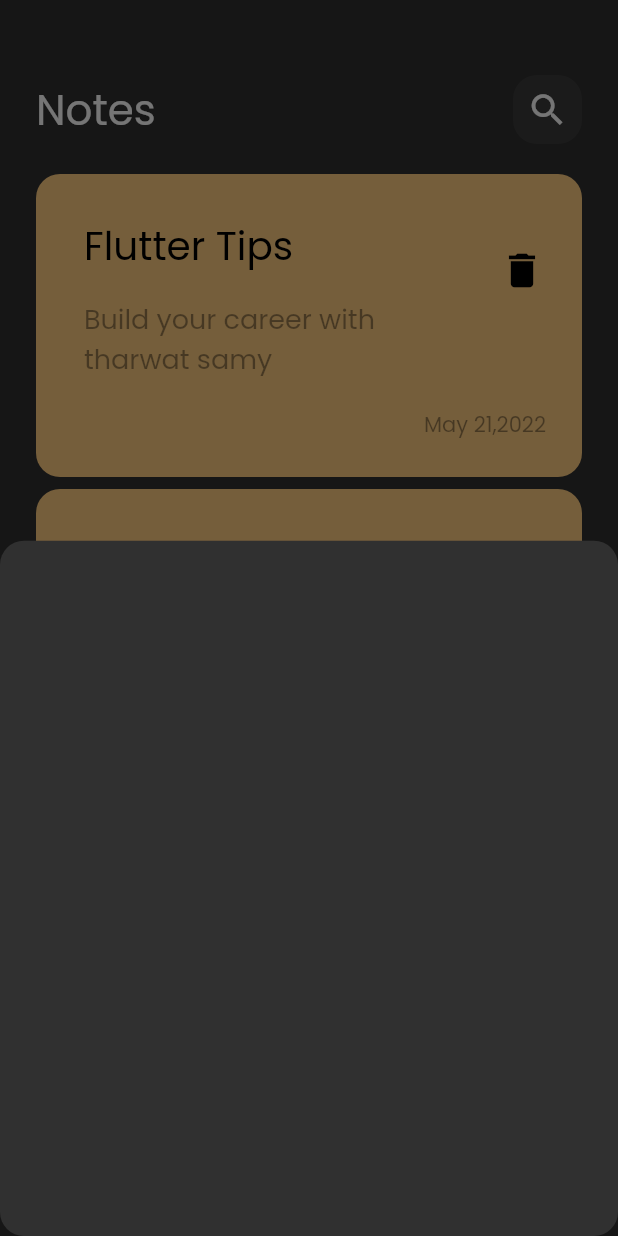
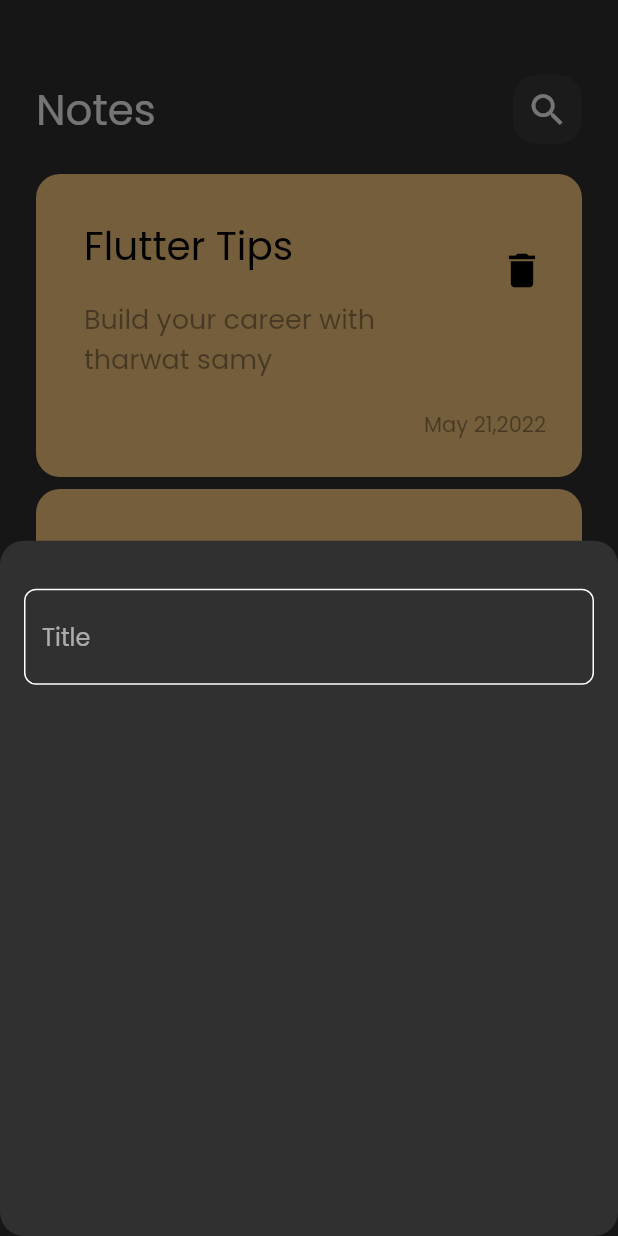
Before and after one commit to hs777it/notes_app, a Flutter app: the screen it shows after launch, after a tap on the "add" icon, on a phone screen of 412 x 824 dp. Run offline on Flutter 3.47's test engine with Material 2 defaults, Android fonts, the phone set to English and light mode, and no system bars.

Commit message:
pp-create custom text field

```diff
--- /dev/null
+++ b/lib/constants.dart
@@ -0,0 +1,3 @@
+import 'package:flutter/animation.dart';
+
+const kPrimaryColor =  Color(0xff62FCD7);
--- a/lib/views/widgets/add_note_bottom_sheet.dart
+++ b/lib/views/widgets/add_note_bottom_sheet.dart
@@ -1,10 +1,21 @@
 import 'package:flutter/material.dart';
+import 'package:notes_app/views/widgets/custom_text_field.dart';
 
 class AddNoteBottomSheet extends StatelessWidget {
   const AddNoteBottomSheet({Key? key}) : super(key: key);
 
   @override
   Widget build(BuildContext context) {
-    return Container();
+    return Padding(
+      padding: const EdgeInsets.symmetric(horizontal: 16),
+      child: Column(
+        children: [
+          SizedBox(
+            height: 32,
+          ),
+          CustomTextField(),
+        ],
+      ),
+    );
   }
 }
--- /dev/null
+++ b/lib/views/widgets/custom_text_field.dart
@@ -0,0 +1,31 @@
+import 'package:flutter/material.dart';
+import 'package:flutter/src/widgets/container.dart';
+import 'package:flutter/src/widgets/framework.dart';
+import 'package:notes_app/constants.dart';
+
+class CustomTextField extends StatelessWidget {
+  const CustomTextField({super.key});
+
+  @override
+  Widget build(BuildContext context) {
+    return TextField(
+      cursorColor: kPrimaryColor,
+      decoration: InputDecoration(
+        hintText: 'Title',
+        border: buildBorder(),
+        enabledBorder: buildBorder(),
+        focusedBorder: buildBorder(kPrimaryColor),
+      ),
+    );
+  }
+
+  OutlineInputBorder buildBorder([color]) {
+    return OutlineInputBorder(
+        borderRadius: BorderRadius.circular(
+          8,
+        ),
+        borderSide: BorderSide(
+          color: color ?? Colors.white,
+        ));
+  }
+}
```
